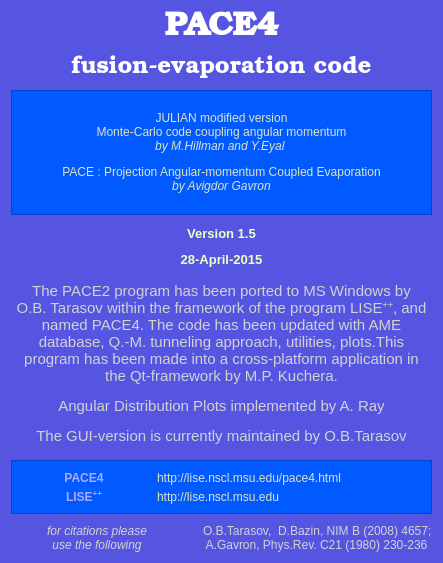
The window that g_PACE/p_about.ui (LISEcute/PACE4) describes before a commit, drawn with Qt 5.
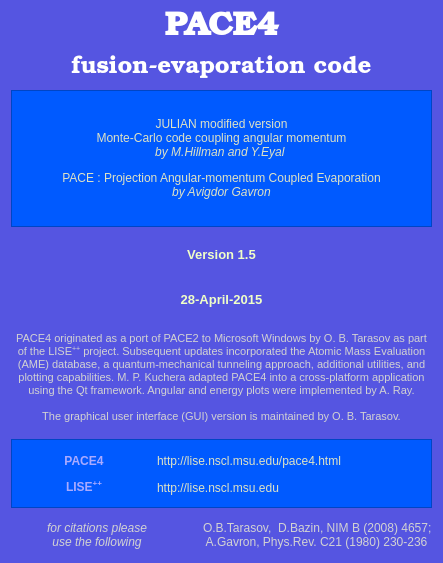
The same window after the commit. Icons and pictures are not drawn. Custom widgets are drawn as their Qt base class.

What changed in the file:
```diff
--- a/g_PACE/p_about.ui
+++ b/g_PACE/p_about.ui
@@ -211,6 +211,11 @@
    </item>
    <item>
     <widget class="ClickableLabel" name="label_mail">
+     <property name="font">
+      <font>
+       <pointsize>8</pointsize>
+      </font>
+     </property>
      <property name="cursor">
       <cursorShape>PointingHandCursor</cursorShape>
      </property>
@@ -222,7 +227,11 @@
 color: rgb(210, 210, 210);</string>
      </property>
      <property name="text">
-      <string>&lt;html&gt;&lt;head/&gt;&lt;body&gt;&lt;p&gt;&lt;span style=&quot; font-size:11pt;&quot;&gt;The PACE2 program has been ported to MS Windows by O.B. Tarasov within the framework of the program LISE&lt;/span&gt;&lt;span style=&quot; font-size:11pt; vertical-align:super;&quot;&gt;++&lt;/span&gt;&lt;span style=&quot; font-size:11pt;&quot;&gt;, and named PACE4. The code has been updated with AME database, Q.-M. tunneling approach, utilities, plots.This program has been made into a cross-platform application in the Qt-framework by M.P. Kuchera.&lt;/span&gt;&lt;/p&gt;&lt;p&gt;&lt;span style=&quot; font-size:11pt;&quot;&gt;Angular Distribution Plots implemented by A. Ray&lt;/span&gt;&lt;/p&gt;&lt;p&gt;&lt;span style=&quot; font-size:11pt;&quot;&gt;The GUI-version is currently maintained by O.B.Tarasov&lt;/span&gt;&lt;/p&gt;&lt;/body&gt;&lt;/html&gt;</string>
+      <string>PACE4 originated as a port of PACE2 to Microsoft Windows by O. B. Tarasov as part of the LISE&lt;sup&gt;++&lt;/sup&gt; project. Subsequent updates incorporated the Atomic Mass Evaluation (AME) database, a quantum-mechanical tunneling approach, additional utilities, and plotting capabilities. M. P. Kuchera adapted PACE4 into a cross-platform application using the Qt framework. Angular and energy plots were implemented by A. Ray.&lt;br&gt;&lt;br&gt;
+The graphical user interface (GUI) version is  maintained by O. B. Tarasov.</string>
+     </property>
+     <property name="textFormat">
+      <enum>Qt::TextFormat::RichText</enum>
      </property>
      <property name="alignment">
       <set>Qt::AlignCenter</set>
```
Left out of the diff: 26 changed lines with no effect on the pictures.
